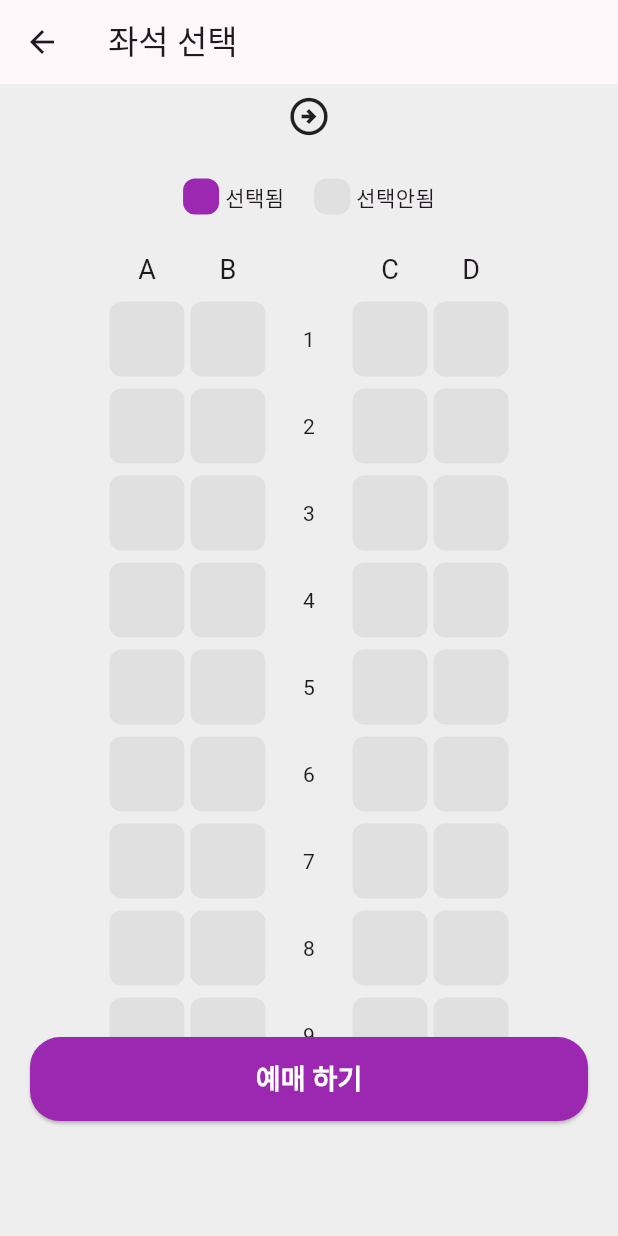
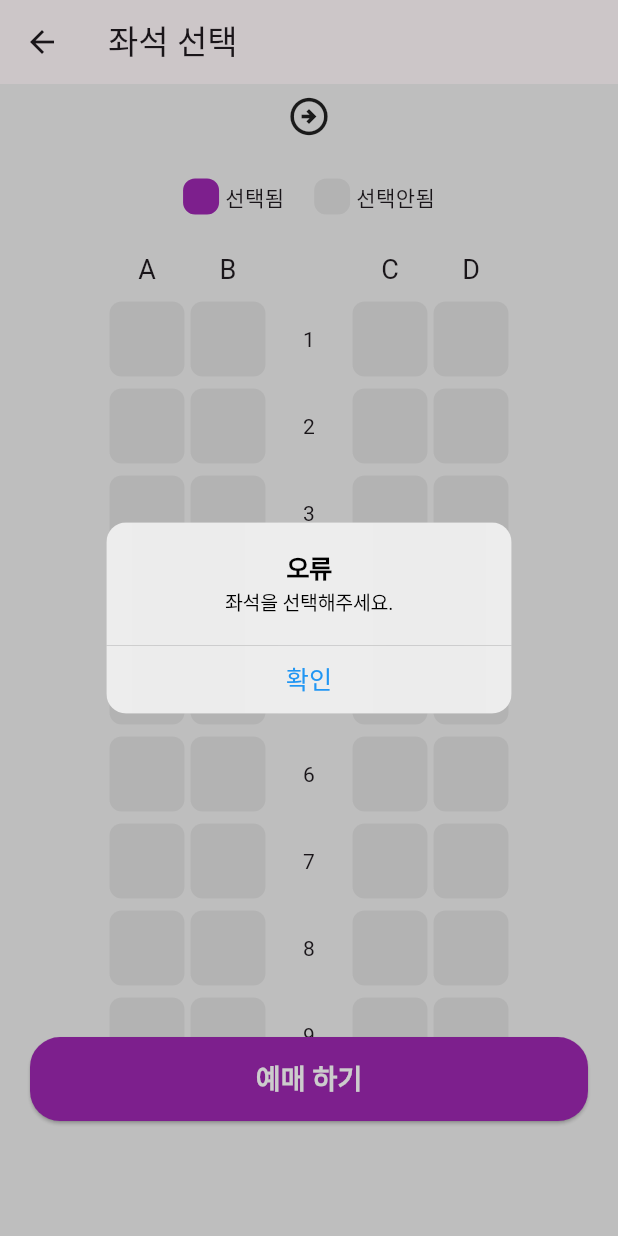
Before and after one commit to ds-k/flutter_train_app, a Flutter app: the SeatPage screen opened directly with empty values, after a tap on "예매 하기", on a phone screen of 412 x 824 dp. Run offline on Flutter 3.47's test engine with Material 3 defaults, Android fonts, the phone set to English and light mode, and no system bars.

```diff
--- a/lib/seat/seat_page.dart
+++ b/lib/seat/seat_page.dart
@@ -154,7 +154,29 @@ class _SeatPageState extends State<SeatPage> {
               shape: RoundedRectangleBorder(
                   borderRadius: BorderRadius.circular(20))),
           onPressed: () {
-            if (selectedCol == null || selectedRow == null) return;
+            if (selectedCol == null || selectedRow == null) {
+              showCupertinoDialog(
+                context: context,
+                builder: (BuildContext context) {
+                  return CupertinoAlertDialog(
+                    title: Text('오류'),
+                    content: Text("좌석을 선택해주세요."),
+                    actions: <Widget>[
+                      CupertinoDialogAction(
+                        child: Text(
+                          '확인',
+                          style: TextStyle(color: Colors.blue),
+                        ),
+                        onPressed: () {
+                          Navigator.of(context).pop();
+                        },
+                      ),
+                    ],
+                  );
+                },
+              );
+              return;
+            }
 
             showCupertinoDialog(
               context: context,
```
